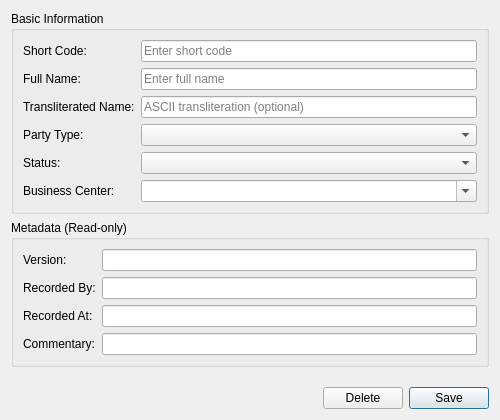
Before: the Qt Designer form projects/ores.qt/ui/CounterpartyDetailDialog.ui in OreStudio/OreStudio, drawn with Qt 5.
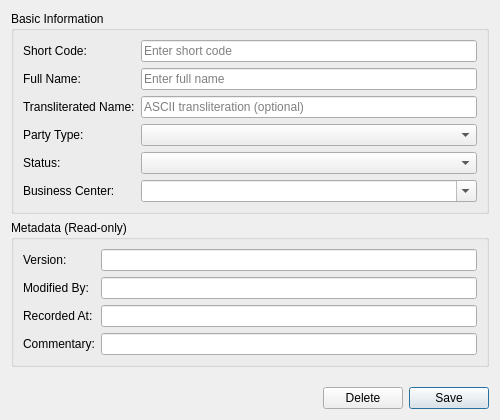
After: the same form once the commit is applied.

Commit message: [protocol] Fix audit trail metadata: rename recorded_by, remove from wire format

What changed in the file:
```diff
--- a/projects/ores.qt/ui/CounterpartyDetailDialog.ui
+++ b/projects/ores.qt/ui/CounterpartyDetailDialog.ui
@@ -134,7 +134,7 @@
       <item row="1" column="0">
        <widget class="QLabel" name="labelRecordedBy">
         <property name="text">
-         <string>Recorded By:</string>
+         <string>Modified By:</string>
         </property>
        </widget>
       </item>
```
Left out of the diff: 4 changed lines with no effect on the pictures. The commit also changes 473 other files.
